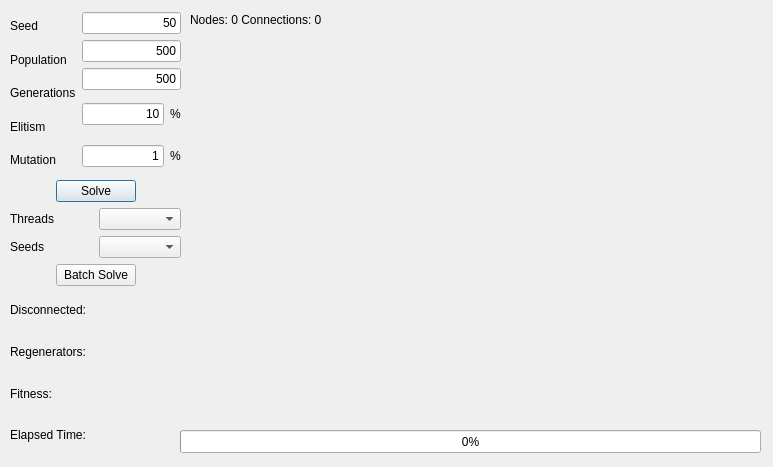
Qt form geneticdialog.ui (xQsme/RLP_Qt) before a commit.
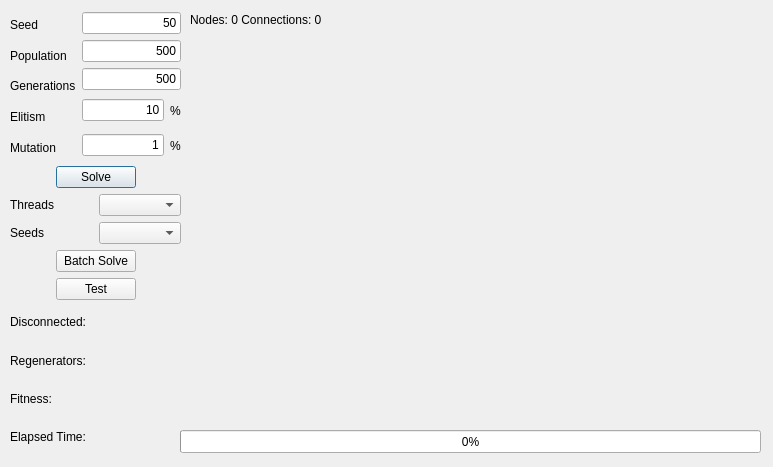
The same form after that commit.

Diff of the .ui file:
```diff
--- a/geneticdialog.ui
+++ b/geneticdialog.ui
@@ -317,6 +317,43 @@
       </item>
      </layout>
     </item>
+    <item>
+     <layout class="QHBoxLayout" name="horizontalLayout_8">
+      <item>
+       <spacer name="horizontalSpacer_5">
+        <property name="orientation">
+         <enum>Qt::Horizontal</enum>
+        </property>
+        <property name="sizeHint" stdset="0">
+         <size>
+          <width>40</width>
+          <height>20</height>
+         </size>
+        </property>
+       </spacer>
+      </item>
+      <item>
+       <widget class="QPushButton" name="pushButtonSolve_2">
+        <property name="text">
+         <string>Test</string>
+        </property>
+       </widget>
+      </item>
+      <item>
+       <spacer name="horizontalSpacer_6">
+        <property name="orientation">
+         <enum>Qt::Horizontal</enum>
+        </property>
+        <property name="sizeHint" stdset="0">
+         <size>
+          <width>40</width>
+          <height>20</height>
+         </size>
+        </property>
+       </spacer>
+      </item>
+     </layout>
+    </item>
     <item>
      <layout class="QVBoxLayout" name="verticalLayout_3">
       <item>
```
